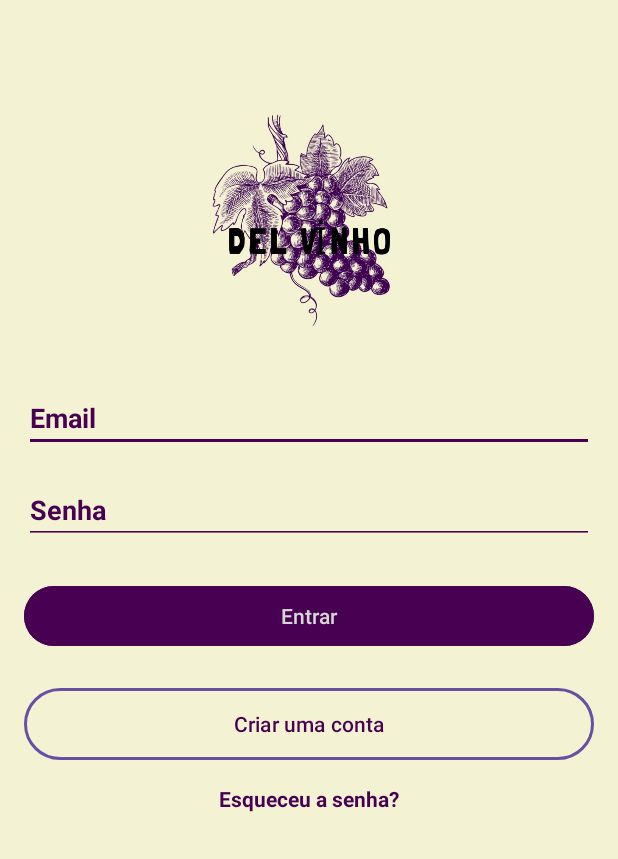
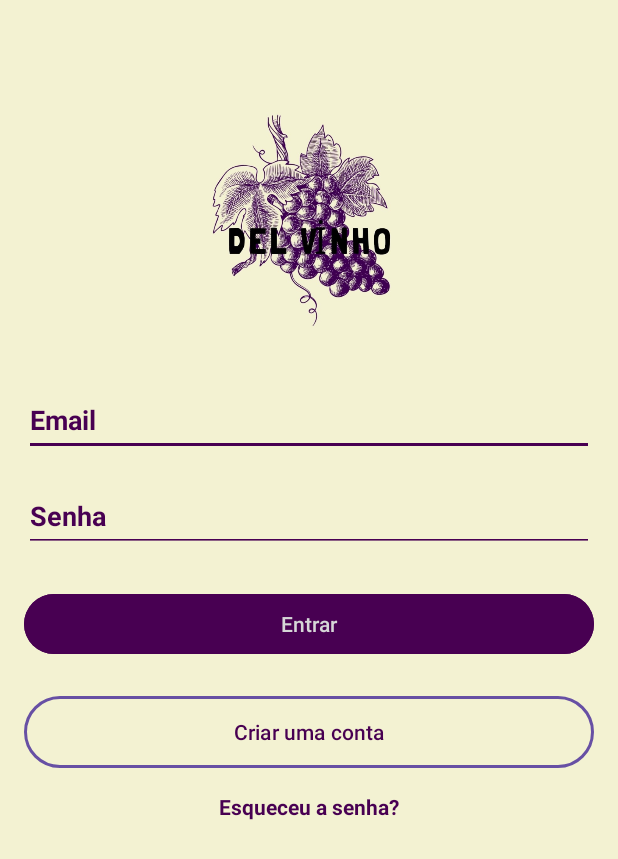
Before and after one commit to JPKyzzor/TrabalhoVinho, an Android app: the layout activity_pagina_login.xml on its own in the app's theme, with its tools: preview values and no code run, on a phone screen of 412 x 824 dp. Shown: the top 859 px of the screen. Run offline under Robolectric (Android 15) with nearby library versions, the light colour scheme and no system bars.

Commit message:
Corrigido alguns bugs de size

```diff
--- a/app/src/main/res/layout/activity_pagina_login.xml
+++ b/app/src/main/res/layout/activity_pagina_login.xml
@@ -21,30 +21,32 @@
         android:id="@+id/emailEditText"
         android:layout_width="match_parent"
         android:layout_height="wrap_content"
+        android:layout_marginStart="16dp"
+        android:layout_marginTop="16dp"
+        android:layout_marginEnd="16dp"
+        android:backgroundTint="@color/novoroxo"
         android:hint="Email"
-        android:textStyle="bold"
         android:inputType="textEmailAddress"
-        android:backgroundTint="@color/novoroxo"
+        android:minHeight="48dp"
         android:textColor="@color/novoroxo"
         android:textColorHint="@color/novoroxo"
-        android:layout_marginTop="16dp"
-        android:layout_marginStart="16dp"
-        android:layout_marginEnd="16dp" />
+        android:textStyle="bold" />
 
     <!-- senha -->
     <EditText
         android:id="@+id/passwordEditText"
         android:layout_width="match_parent"
         android:layout_height="wrap_content"
+        android:layout_marginStart="16dp"
+        android:layout_marginTop="16dp"
+        android:layout_marginEnd="16dp"
+        android:backgroundTint="@color/novoroxo"
         android:hint="Senha"
-        android:textStyle="bold"
         android:inputType="textPassword"
-        android:backgroundTint="@color/novoroxo"
+        android:minHeight="48dp"
         android:textColor="@color/novoroxo"
         android:textColorHint="@color/novoroxo"
-        android:layout_marginTop="16dp"
-        android:layout_marginStart="16dp"
-        android:layout_marginEnd="16dp" />
+        android:textStyle="bold" />
 
     <!-- botão de login -->
     <Button
@@ -75,12 +77,13 @@
         android:id="@+id/forgotPasswordTextView"
         android:layout_width="wrap_content"
         android:layout_height="wrap_content"
-        android:text="Esqueceu a senha?"
         android:layout_gravity="center"
-        android:textColor="@color/novoroxo"
-        android:textStyle="bold"
         android:layout_marginTop="16dp"
         android:clickable="true"
-        android:focusable="true" />
+        android:focusable="true"
+        android:minHeight="48dp"
+        android:text="Esqueceu a senha?"
+        android:textColor="@color/novoroxo"
+        android:textStyle="bold" />
 
 </LinearLayout>
```
Also changed, not shown: app/src/main/res/layout/activity_formulario_compras.xml (+11 -8 lines), app/src/main/res/layout/activity_formulario_usuario.xml (+16 -11 lines).
